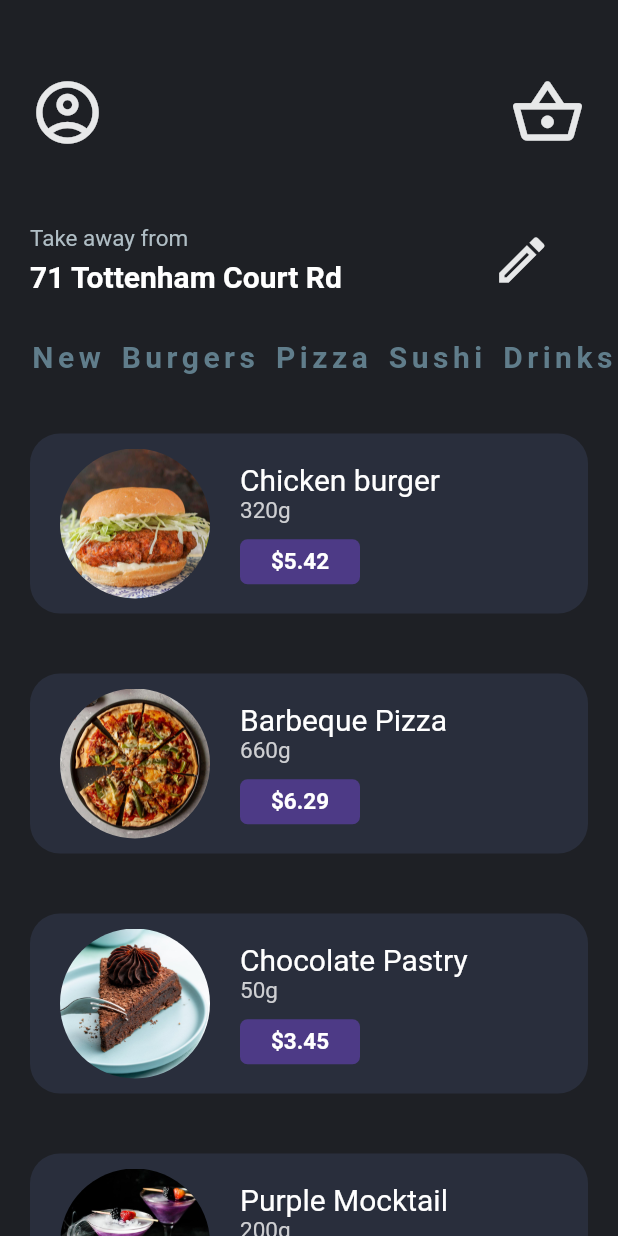
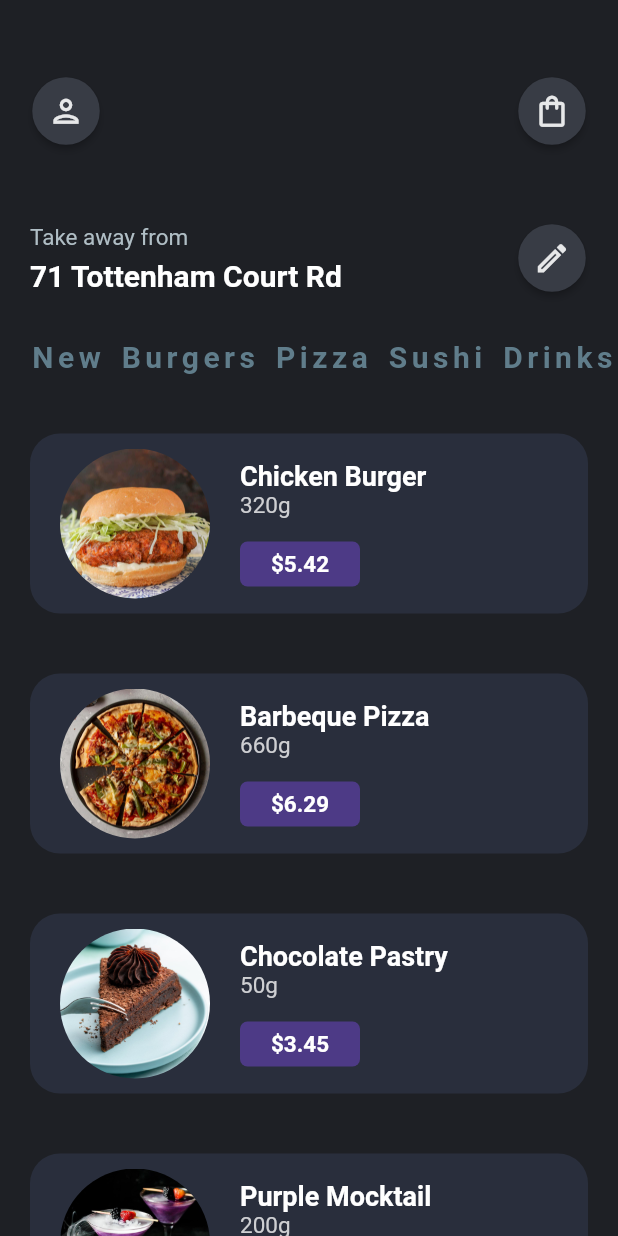
Before and after one commit to tanyarajhans/restaurant_ui_flutter, a Flutter app: the screen it shows after launch, on a phone screen of 412 x 824 dp. Run offline on Flutter 3.47's test engine with Material 2 defaults, Android fonts, the phone set to English and light mode, and no system bars.

Commit message:
updated icons

```diff
--- a/lib/main.dart
+++ b/lib/main.dart
@@ -23,23 +23,39 @@ class MyApp extends StatelessWidget {
 
           children: <Widget>[
             Container(
-              padding: EdgeInsets.only(top: 50.0, left: 20.0),
+              margin: EdgeInsets.only(top: 50.0, left: 20.0, right: 20.0),
               child: Row(
-              crossAxisAlignment: CrossAxisAlignment.center,
+              mainAxisAlignment: MainAxisAlignment.spaceBetween,
               children: <Widget>[
-                Icon(Icons.account_circle_outlined, size: 50.0,
+                RawMaterialButton(
+  onPressed: () {},
+  constraints: BoxConstraints(),
+  elevation: 2.0,
+  fillColor: Color(0xff383c45),
+                child:Icon(Icons.person_outlined, size: 25.0,
                 color: Color(0xffe7e8e9)),
-                SizedBox(
-                  width: 270.0,
-                ),
-                Icon(Icons.shopping_basket_outlined, size: 50.0, color: Color(0xffe7e8e9)),
+                padding: EdgeInsets.all(10.0),
+  shape: CircleBorder(),
+),
+                RawMaterialButton(
+  onPressed: () {},
+  constraints: BoxConstraints(),
+  elevation: 2.0,
+  fillColor: Color(0xff383c45),
+                child:Icon(Icons.shopping_bag_outlined, size: 25.0,
+                color: Color(0xffe7e8e9)),
+                padding: EdgeInsets.all(10.0),
+  shape: CircleBorder(),
+),
+
               ],
             )
             ),
             Container(
-              padding: EdgeInsets.only(top: 50.0, left: 20.0),
+              margin: EdgeInsets.only(top: 50.0, left: 20.0, right: 20.0),
               child: Row(
               crossAxisAlignment: CrossAxisAlignment.center,
+              mainAxisAlignment: MainAxisAlignment.spaceBetween,
               children: <Widget>[
                 Column(
                   mainAxisAlignment: MainAxisAlignment.start,
@@ -64,7 +80,16 @@ class MyApp extends StatelessWidget {
                 SizedBox(
                   width: 100.0,
                 ),
-                Icon(Icons.edit_outlined, size: 40.0, color: Color(0xffe7e8e9)),
+                RawMaterialButton(
+  onPressed: () {},
+  constraints: BoxConstraints(),
+  elevation: 2.0,
+  fillColor: Color(0xff383c45),
+                child:Icon(Icons.edit_outlined, size: 25.0,
+                color: Color(0xffe7e8e9)),
+                padding: EdgeInsets.all(10.0),
+  shape: CircleBorder(),
+),
               ],
             )
             ),
@@ -85,7 +110,7 @@ class MyApp extends StatelessWidget {
               )
             ),
 
-           ItemCard(AssetImage('images/i1.jpeg'), 'Chicken burger', '320g', '\$5.42'),
+           ItemCard(AssetImage('images/i1.jpeg'), 'Chicken Burger', '320g', '\$5.42'),
            ItemCard(AssetImage('images/i4.jpeg'), 'Barbeque Pizza', '660g', '\$6.29'),
            ItemCard(AssetImage('images/i3.jpeg'), 'Chocolate Pastry', '50g', '\$3.45'),
            ItemCard(AssetImage('images/i2.jpeg'), 'Purple Mocktail', '200g', '\$2.71'),
@@ -140,8 +165,9 @@ class ItemCard extends StatelessWidget {
         <Widget>[
           Text(name,
           textAlign: TextAlign.left,
-          style: TextStyle(fontSize: 20.0,
-          color: Colors.white),
+          style: TextStyle(fontSize: 18.0,
+          color: Colors.white,
+          fontWeight: FontWeight.w600),
           ),
           Text(weight,
             textAlign: TextAlign.start,
@@ -150,7 +176,7 @@ class ItemCard extends StatelessWidget {
 
           ),
           SizedBox(
-            height: 10.0,
+            height: 15.0,
           ),
           Container(
             decoration: BoxDecoration(
```
